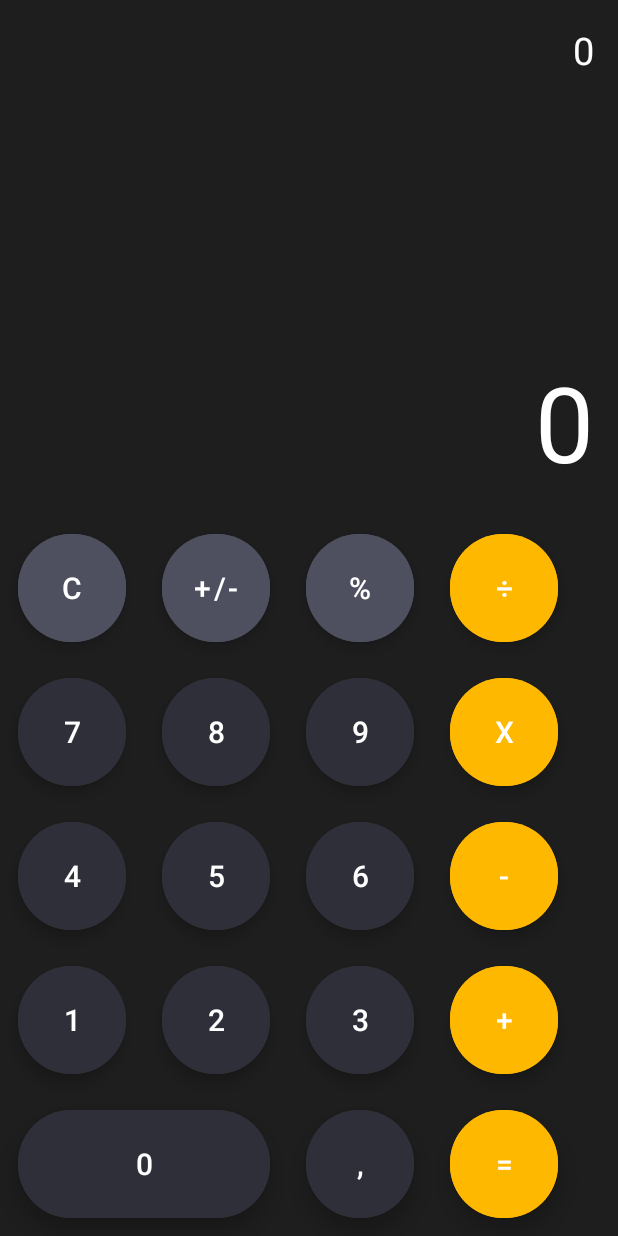
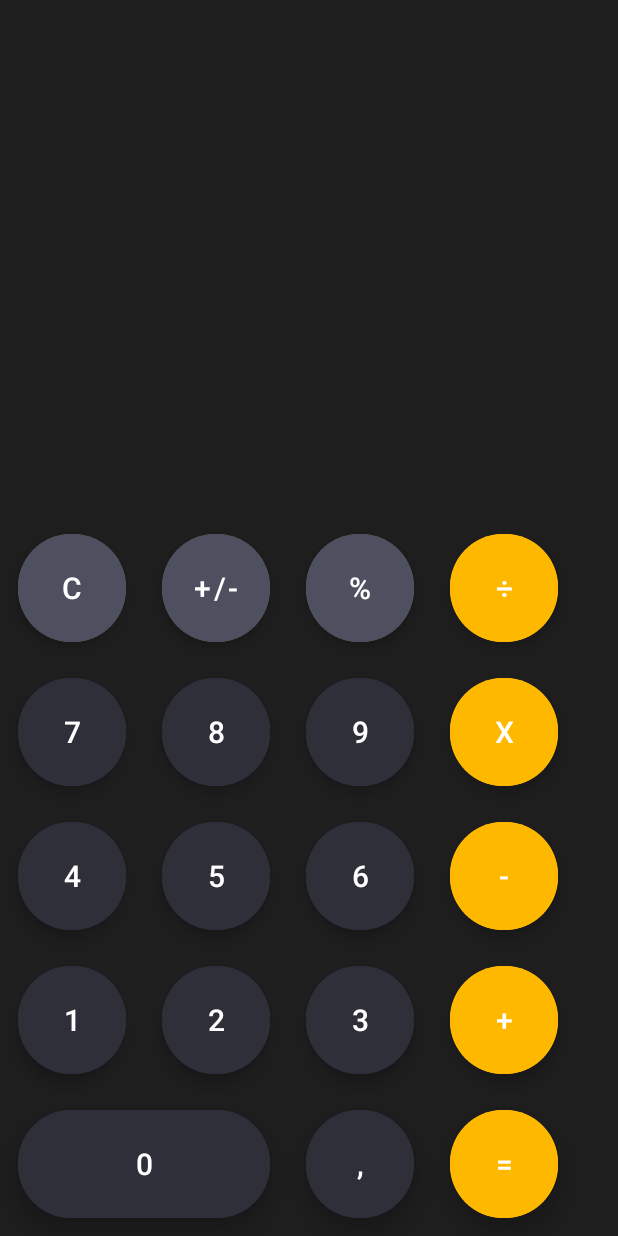
Before and after one commit to ezequielIB/MagikCalculatorApp, an Android app: the screen it shows after launch (MainActivity), on a phone screen of 412 x 824 dp. Run offline under Robolectric (Android 15) with nearby library versions, the light colour scheme and no system bars.

Commit message:
solucion visual

```diff
--- a/app/src/main/res/layout/activity_main.xml
+++ b/app/src/main/res/layout/activity_main.xml
@@ -8,28 +8,34 @@
     android:background="#1E1E1E">
 
     <TextView
+        android:id="@+id/solution_tv"
         android:layout_width="match_parent"
         android:layout_height="match_parent"
-        android:id="@+id/solution_tv"
-        android:text="0"
-        android:textSize="25dp"
+        android:layout_above="@id/result_tv"
+        android:layout_marginStart="16dp"
+        android:layout_marginTop="16dp"
+        android:layout_marginEnd="16dp"
+        android:layout_marginBottom="16dp"
+        android:text=""
         android:textAlignment="textEnd"
         android:textColor="@color/white"
-        android:layout_above="@id/result_tv"
-        android:layout_margin="16dp">
+        android:textSize="25dp">
 
     </TextView>
 
     <TextView
+        android:id="@+id/result_tv"
         android:layout_width="match_parent"
         android:layout_height="wrap_content"
-        android:id="@+id/result_tv"
-        android:text="0"
-        android:textSize="70dp"
+        android:layout_above="@id/buttons_layout"
+        android:layout_marginStart="16dp"
+        android:layout_marginTop="16dp"
+        android:layout_marginEnd="16dp"
+        android:layout_marginBottom="16dp"
+        android:text=""
         android:textAlignment="textEnd"
         android:textColor="@color/white"
-        android:layout_above="@id/buttons_layout"
-        android:layout_margin="16dp">
+        android:textSize="70dp">
 
     </TextView>
 
```
